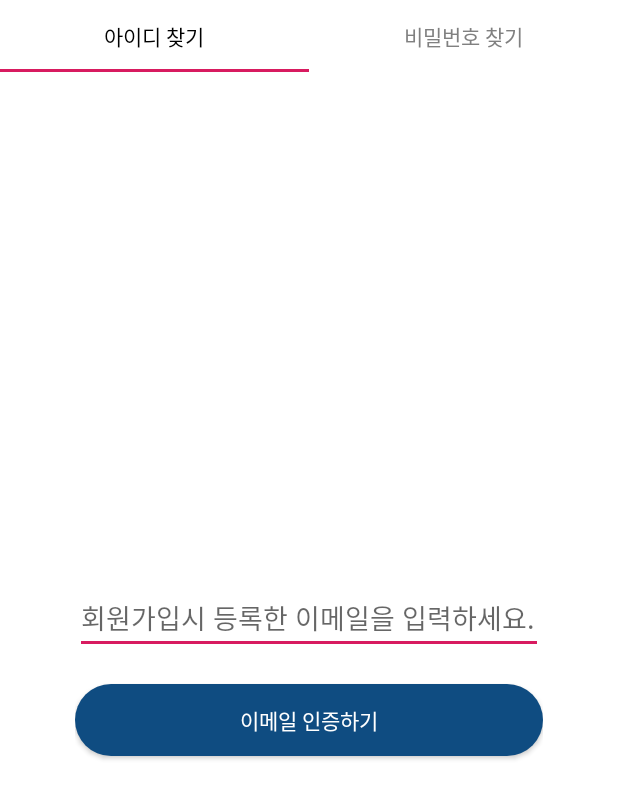
After one commit to LeeSunR/TravelPlanner, an Android app: the FindIdFragment screen opened directly, with no data from a screen before it, on a phone screen of 412 x 824 dp. The commit adds this screen. Shown: the top 799 px of the screen. Run offline under Robolectric (Android 15) with nearby library versions, the phone set to English and light mode, and no system bars.

Commit message:
ID/PW 찾기 레이아웃 추가
- 회원가입 레이아웃 수정 (이메일 추가)
- ID/PW찾기 레이아웃 추가
- 이메일 인증 다이얼로그 추가 (기능 구현X)

```diff
--- a/app/src/main/AndroidManifest.xml
+++ b/app/src/main/AndroidManifest.xml
@@ -13,7 +13,8 @@
         android:roundIcon="@mipmap/ic_launcher_icon_round"
         android:supportsRtl="true"
         android:theme="@style/AppTheme">
-        <activity android:name=".GroupChatActivity"></activity>
+        <activity android:name=".FindIdPwActivity"></activity>
+        <activity android:name=".GroupChatActivity" />
         <activity android:name=".SignUpActivity" />
         <activity android:name=".LoginActivity" />
         <activity android:name=".GroupSettingActivity" />
--- /dev/null
+++ b/app/src/main/java/com/leesunr/travelplanner/FindIdFragment.kt
@@ -0,0 +1,58 @@
+package com.leesunr.travelplanner
+
+import android.content.Context
+import android.content.DialogInterface
+import android.net.Uri
+import android.os.Bundle
+import androidx.fragment.app.Fragment
+import android.view.LayoutInflater
+import android.view.View
+import android.view.ViewGroup
+import android.widget.EditText
+import androidx.appcompat.app.AlertDialog
+import kotlinx.android.synthetic.main.auth_dialog.*
+import kotlinx.android.synthetic.main.fragment_find_id.*
+
+
+open class FindIdFragment : Fragment() {
+
+    override fun onCreate(savedInstanceState: Bundle?) {
+        super.onCreate(savedInstanceState)
+    }
+
+    override fun onCreateView(
+        inflater: LayoutInflater, container: ViewGroup?,
+        savedInstanceState: Bundle?
+    ): View? {
+
+
+        return inflater.inflate(R.layout.fragment_find_id, container, false)
+    }
+
+    override fun onActivityCreated(savedInstanceState: Bundle?) {
+        super.onActivityCreated(savedInstanceState)
+        button_find_id.setOnClickListener { view ->
+            var builder = AlertDialog.Builder(this.requireContext())
+            builder.setTitle("이메일 인증")
+            builder.setIcon(R.mipmap.ic_launcher)
+
+            var v1 = layoutInflater.inflate(R.layout.auth_dialog, null)
+            builder.setView(v1)
+
+            var listener = object : DialogInterface.OnClickListener{
+                override fun onClick(dialog: DialogInterface?, which: Int) {
+                    var alert = dialog as AlertDialog
+                    var edit1: EditText? = alert.findViewById<EditText>(R.id.auth_dialog_input_number)
+                }
+            }
+
+//            builder.setPositiveButton("확인", listener)
+//            builder.setNegativeButton("취소", null)
+
+            builder.show()
+        }
+
+    }
+
+
+}
--- /dev/null
+++ b/app/src/main/java/com/leesunr/travelplanner/FindIdPwActivity.kt
@@ -0,0 +1,57 @@
+package com.leesunr.travelplanner
+
+import androidx.appcompat.app.AppCompatActivity
+import android.os.Bundle
+import androidx.fragment.app.Fragment
+import androidx.fragment.app.FragmentManager
+import androidx.fragment.app.FragmentPagerAdapter
+import androidx.viewpager.widget.ViewPager
+import com.google.android.material.tabs.TabLayout
+
+class FindIdPwActivity : AppCompatActivity() {
+
+    override fun onCreate(savedInstanceState: Bundle?) {
+        super.onCreate(savedInstanceState)
+        setContentView(R.layout.activity_find_id_pw)
+
+        val pagerAdapter = PagerAdapter(supportFragmentManager)
+        val pager = findViewById<ViewPager>(R.id.find_pager)
+        pager.adapter = pagerAdapter
+
+        val tab = findViewById<TabLayout>(R.id.tab_find_idpw)
+        tab.setupWithViewPager(pager)
+    }
+
+    inner class PagerAdapter(fm: FragmentManager): FragmentPagerAdapter(fm)
+    {
+        val PAGE_MAX_CNT = 2
+
+        override fun getCount(): Int {
+            return PAGE_MAX_CNT
+        }
+
+        override fun getItem(position: Int): Fragment {
+            val fragment = when(position)
+            {
+                0 -> FindIdFragment()
+                1 -> FindPwFragment()
+                else -> FindIdFragment()
+            }
+            return fragment
+        }
+
+        override fun getPageTitle(position: Int): CharSequence? {
+            val title = when(position)
+            {
+                0 -> "아이디 찾기"
+                1 -> "비밀번호 찾기"
+                else -> "아이디 찾기"
+            }
+            return title
+        }
+    }
+
+
+
+
+}
--- /dev/null
+++ b/app/src/main/java/com/leesunr/travelplanner/FindPwFragment.kt
@@ -0,0 +1,56 @@
+package com.leesunr.travelplanner
+
+import android.content.Context
+import android.content.DialogInterface
+import android.net.Uri
+import android.os.Bundle
+import androidx.fragment.app.Fragment
+import android.view.LayoutInflater
+import android.view.View
+import android.view.ViewGroup
+import android.widget.EditText
+import androidx.appcompat.app.AlertDialog
+import kotlinx.android.synthetic.main.fragment_find_id.*
+import kotlinx.android.synthetic.main.fragment_find_pw.*
+
+open class FindPwFragment : Fragment() {
+
+    override fun onCreate(savedInstanceState: Bundle?) {
+        super.onCreate(savedInstanceState)
+    }
+
+    override fun onCreateView(
+        inflater: LayoutInflater, container: ViewGroup?,
+        savedInstanceState: Bundle?
+    ): View? {
+        // Inflate the layout for this fragment
+        return inflater.inflate(R.layout.fragment_find_pw, container, false)
+    }
+
+    override fun onActivityCreated(savedInstanceState: Bundle?) {
+        super.onActivityCreated(savedInstanceState)
+        button_find_pw.setOnClickListener { view ->
+            var builder = AlertDialog.Builder(this.requireContext())
+            builder.setTitle("이메일 인증")
+            builder.setIcon(R.mipmap.ic_launcher)
+
+            var v1 = layoutInflater.inflate(R.layout.auth_dialog, null)
+            builder.setView(v1)
+
+            var listener = object : DialogInterface.OnClickListener{
+                override fun onClick(dialog: DialogInterface?, which: Int) {
+                    var alert = dialog as AlertDialog
+                    var edit1: EditText? = alert.findViewById<EditText>(R.id.auth_dialog_input_number)
+                }
+            }
+
+//            builder.setPositiveButton("확인", listener)
+//            builder.setNegativeButton("취소", null)
+
+            builder.show()
+        }
+
+    }
+
+
+}
--- /dev/null
+++ b/app/src/main/res/layout/activity_find_id_pw.xml
@@ -0,0 +1,41 @@
+<?xml version="1.0" encoding="utf-8"?>
+<androidx.constraintlayout.widget.ConstraintLayout xmlns:android="http://schemas.android.com/apk/res/android"
+    xmlns:app="http://schemas.android.com/apk/res-auto"
+    xmlns:tools="http://schemas.android.com/tools"
+    android:layout_width="match_parent"
+    android:layout_height="match_parent"
+    tools:context=".FindIdPwActivity">
+
+    <com.google.android.material.tabs.TabLayout
+        android:id="@+id/tab_find_idpw"
+        android:layout_width="match_parent"
+        android:layout_height="wrap_content"
+        app:layout_constraintEnd_toEndOf="parent"
+        app:layout_constraintStart_toStartOf="parent"
+        app:layout_constraintTop_toTopOf="parent"
+        app:tabGravity="fill"
+        app:tabMode="fixed"
+        app:tabSelectedTextColor="#000000"
+        app:tabTextColor="#808080">
+
+        <com.google.android.material.tabs.TabItem
+            android:layout_width="wrap_content"
+            android:layout_height="wrap_content"
+            android:text="아이디 찾기1" />
+
+        <com.google.android.material.tabs.TabItem
+            android:layout_width="wrap_content"
+            android:layout_height="wrap_content"
+            android:text="비밀번호 찾기2" />
+
+    </com.google.android.material.tabs.TabLayout>
+
+    <androidx.viewpager.widget.ViewPager
+        android:id="@+id/find_pager"
+        android:layout_width="match_parent"
+        android:layout_height="0dp"
+        app:layout_constraintBottom_toBottomOf="parent"
+        app:layout_constraintEnd_toEndOf="parent"
+        app:layout_constraintStart_toStartOf="parent"
+        app:layout_constraintTop_toBottomOf="@+id/tab_find_idpw" />
+</androidx.constraintlayout.widget.ConstraintLayout>
--- /dev/null
+++ b/app/src/main/res/layout/fragment_find_id.xml
@@ -0,0 +1,37 @@
+<?xml version="1.0" encoding="utf-8"?>
+<FrameLayout xmlns:android="http://schemas.android.com/apk/res/android"
+    xmlns:app="http://schemas.android.com/apk/res-auto"
+    xmlns:tools="http://schemas.android.com/tools"
+    android:layout_width="match_parent"
+    android:layout_height="match_parent"
+    tools:context=".FindIdFragment">
+
+    <!-- TODO: Update blank fragment layout -->
+    <LinearLayout
+        android:layout_width="match_parent"
+        android:layout_height="match_parent"
+        android:orientation="vertical"
+        android:gravity="center"
+        android:padding="50dp"
+        >
+
+        <EditText
+            android:id="@+id/edit_find_email"
+            android:layout_width="match_parent"
+            android:layout_height="wrap_content"
+            android:ems="10"
+            android:hint="회원가입시 등록한 이메일을 입력하세요."
+            android:inputType="textEmailAddress"
+            android:layout_marginVertical="20dp"/>
+
+        <Button
+            android:id="@+id/button_find_id"
+            android:layout_width="match_parent"
+            android:layout_height="wrap_content"
+            android:background="@drawable/login_box_style"
+            android:text="이메일 인증하기"
+            android:textColor="#FFFFFF" />
+
+    </LinearLayout>
+
+</FrameLayout>
```
Also changed, not shown: app/src/main/java/com/leesunr/travelplanner/LoginActivity.kt (+8 -0 lines), app/src/main/res/layout/activity_login.xml (+6 -6 lines), app/src/main/res/layout/activity_sign_up.xml (+17 -4 lines), app/src/main/res/layout/auth_dialog.xml (added, +46 -0 lines), app/src/main/res/layout/fragment_find_pw.xml (added, +43 -0 lines).
